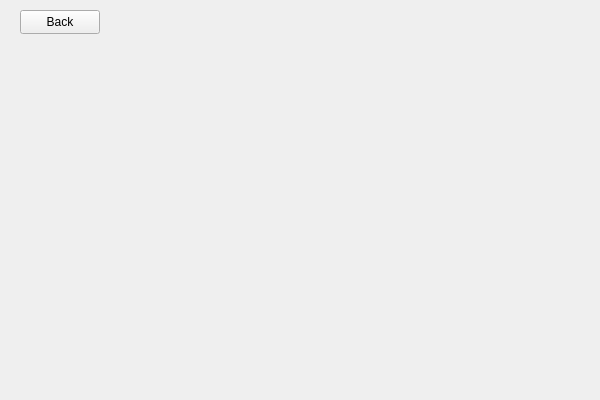
Above: ui/SettingsWidget.ui from njdldkl666699/Melody before the change. Below: the same form after it.
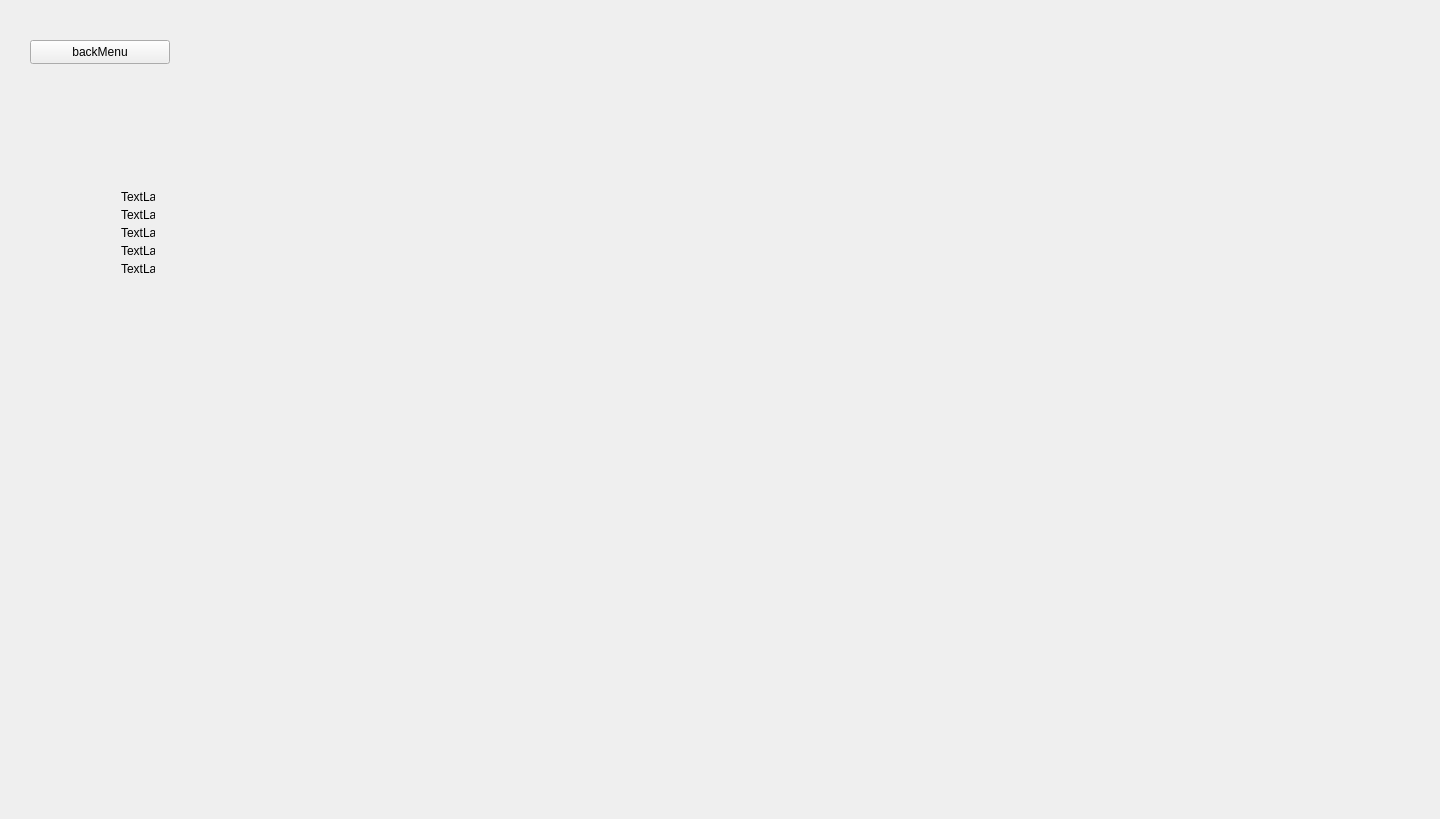
That is the form after the change.

Commit message: 修改所有窗口大小固定为1440x819,这样能够最好兼容素材文件不留边框白。但是并未加载出背景图片，因为直接使用Pixmap加载背景图片然后覆盖上去会导致我们的button,label控件被覆盖掉，所以决定使用qrc文件导入背景图片。

Patch:
```diff
--- a/ui/SettingsWidget.ui
+++ b/ui/SettingsWidget.ui
@@ -6,26 +6,82 @@
    <rect>
     <x>0</x>
     <y>0</y>
-    <width>600</width>
-    <height>400</height>
+    <width>1440</width>
+    <height>819</height>
    </rect>
   </property>
   <property name="windowTitle">
    <string>SettingsWidget</string>
   </property>
+  <property name="autoFillBackground">
+   <bool>true</bool>
+  </property>
   <widget class="QPushButton" name="pushButton_backMenu">
    <property name="geometry">
     <rect>
-     <x>20</x>
-     <y>10</y>
-     <width>80</width>
+     <x>30</x>
+     <y>40</y>
+     <width>140</width>
      <height>24</height>
     </rect>
    </property>
    <property name="text">
-    <string>Back</string>
+    <string>backMenu</string>
    </property>
   </widget>
+  <widget class="QWidget" name="">
+   <property name="geometry">
+    <rect>
+     <x>110</x>
+     <y>180</y>
+     <width>56</width>
+     <height>106</height>
+    </rect>
+   </property>
+   <property name="autoFillBackground">
+    <bool>true</bool>
+   </property>
+   <layout class="QVBoxLayout" name="verticalLayout">
+    <item>
+     <widget class="QLabel" name="label">
+      <property name="text">
+       <string>TextLabel</string>
+      </property>
+     </widget>
+    </item>
+    <item>
+     <widget class="QLabel" name="label_2">
+      <property name="text">
+       <string>TextLabel</string>
+      </property>
+     </widget>
+    </item>
+    <item>
+     <widget class="QLabel" name="label_4">
+      <property name="text">
+       <string>TextLabel</string>
+      </property>
+     </widget>
+    </item>
+    <item>
+     <widget class="QLabel" name="label_5">
+      <property name="text">
+       <string>TextLabel</string>
+      </property>
+     </widget>
+    </item>
+    <item>
+     <widget class="QLabel" name="label_3">
+      <property name="autoFillBackground">
+       <bool>true</bool>
+      </property>
+      <property name="text">
+       <string>TextLabel</string>
+      </property>
+     </widget>
+    </item>
+   </layout>
+  </widget>
  </widget>
  <layoutdefault spacing="6" margin="11"/>
  <resources/>
```
The commit also changes 10 other files.
